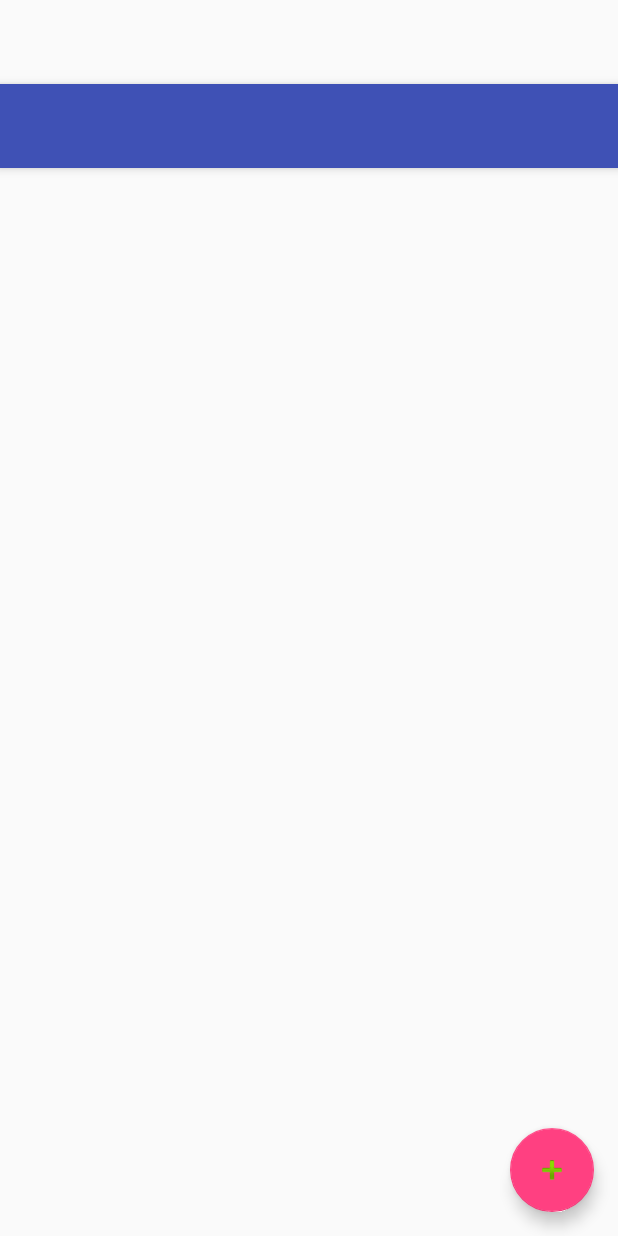
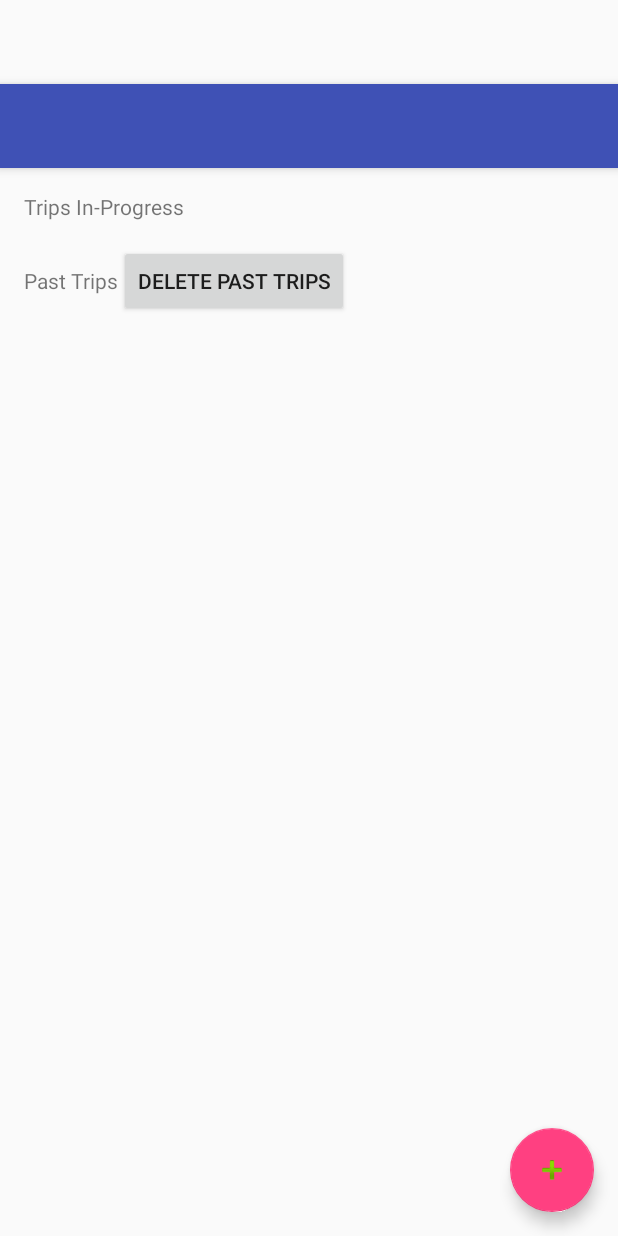
Before and after one commit to awswenson/OnTheDot, an Android app: the layout activity_dashboard.xml on its own in the app's theme, with its tools: preview values and no code run, on a phone screen of 412 x 824 dp. Run offline under Robolectric (Android 15) with nearby library versions, the phone set to English and light mode, and no system bars.

Commit message:
Created the general view for the Dashboard

```diff
--- a/app/src/main/res/layout/activity_dashboard.xml
+++ b/app/src/main/res/layout/activity_dashboard.xml
@@ -24,18 +24,82 @@
 
     </android.support.design.widget.AppBarLayout>
 
-    <RelativeLayout
+    <!--<RelativeLayout-->
+        <!--android:layout_width="match_parent"-->
+        <!--android:layout_height="match_parent"-->
+        <!--android:paddingBottom="@dimen/activity_vertical_margin"-->
+        <!--android:paddingLeft="@dimen/activity_horizontal_margin"-->
+        <!--android:paddingRight="@dimen/activity_horizontal_margin"-->
+        <!--android:paddingTop="@dimen/activity_vertical_margin"-->
+        <!--app:layout_behavior="@string/appbar_scrolling_view_behavior">-->
+
+        <!--&lt;!&ndash; PLACE CONTENT HERE &ndash;&gt;-->
+
+    <!--</RelativeLayout>-->
+
+    <ScrollView
         android:layout_width="match_parent"
-        android:layout_height="match_parent"
-        android:paddingBottom="@dimen/activity_vertical_margin"
-        android:paddingLeft="@dimen/activity_horizontal_margin"
-        android:paddingRight="@dimen/activity_horizontal_margin"
-        android:paddingTop="@dimen/activity_vertical_margin"
+        android:layout_height="wrap_content"
+        android:fillViewport="true"
         app:layout_behavior="@string/appbar_scrolling_view_behavior">
 
-        <!-- PLACE CONTENT HERE -->
+        <LinearLayout
+            android:layout_width="match_parent"
+            android:layout_height="wrap_content"
+            android:paddingTop="@dimen/activity_vertical_margin"
+            android:paddingBottom="@dimen/activity_vertical_margin"
+            android:orientation="vertical" >
 
-    </RelativeLayout>
+            <TextView
+                android:layout_width="match_parent"
+                android:layout_height="wrap_content"
+                android:paddingLeft="@dimen/activity_horizontal_margin"
+                android:paddingRight="@dimen/activity_horizontal_margin"
+                android:paddingBottom="@dimen/dashboard_margin_between_lists"
+                android:gravity="center_vertical"
+                android:text="Trips In-Progress" />
+
+            <ListView
+                android:id="@+id/currentTrips_listView"
+                android:layout_width="match_parent"
+                android:layout_height="wrap_content">
+            </ListView>
+
+            <LinearLayout
+                android:orientation="horizontal"
+                android:layout_width="match_parent"
+                android:layout_height="wrap_content"
+                android:paddingLeft="@dimen/activity_horizontal_margin"
+                android:paddingRight="@dimen/activity_horizontal_margin"
+                android:paddingTop="@dimen/dashboard_margin_between_lists"
+                android:paddingBottom="@dimen/dashboard_margin_between_lists" >
+
+                <TextView
+                    android:layout_width="wrap_content"
+                    android:layout_height="wrap_content"
+                    android:gravity="center_vertical"
+                    android:text="Past Trips"
+                    android:id="@+id/pastTrips_textView" />
+
+                <Button
+                    style="?android:attr/buttonStyleSmall"
+                    android:layout_width="wrap_content"
+                    android:layout_height="wrap_content"
+                    android:layout_alignBottom="@id/pastTrips_textView"
+                    android:layout_alignTop="@id/pastTrips_textView"
+                    android:text="Delete Past Trips"
+                    android:id="@+id/deletePastTrips_button" />
+
+            </LinearLayout>
+
+            <ListView
+                android:id="@+id/pastTrips_listView"
+                android:layout_width="match_parent"
+                android:layout_height="wrap_content">
+            </ListView>
+        </LinearLayout>
+
+    </ScrollView>
 
     <android.support.design.widget.FloatingActionButton
         android:id="@+id/fab"
--- a/app/src/main/res/values/dimens.xml
+++ b/app/src/main/res/values/dimens.xml
@@ -2,6 +2,7 @@
     <!-- Default screen margins, per the Android Design guidelines. -->
     <dimen name="activity_horizontal_margin">16dp</dimen>
     <dimen name="activity_vertical_margin">16dp</dimen>
+    <dimen name="dashboard_margin_between_lists">8dp</dimen>
     <dimen name="fab_margin">16dp</dimen>
     <dimen name="map_height">384dp</dimen>
 </resources>
```
